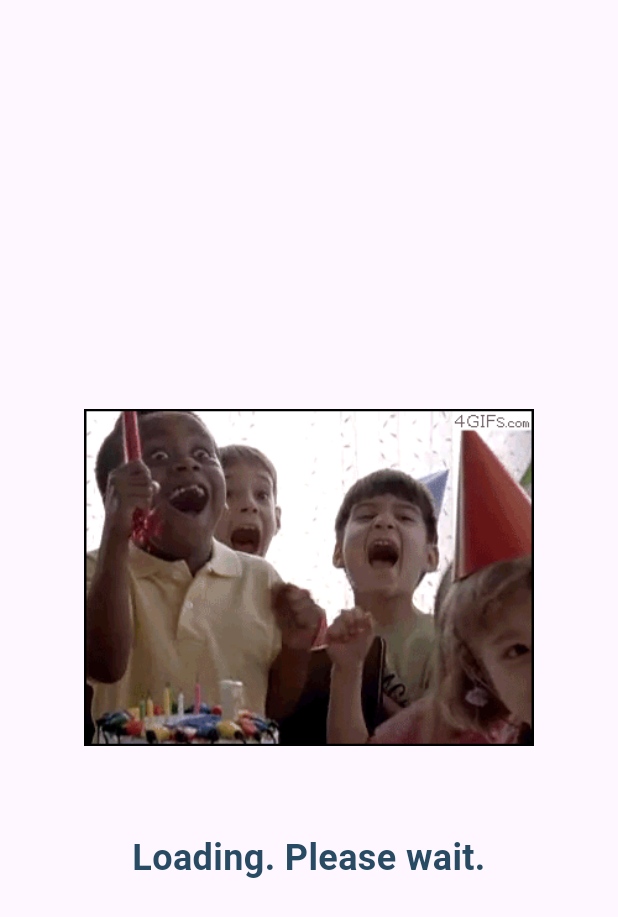
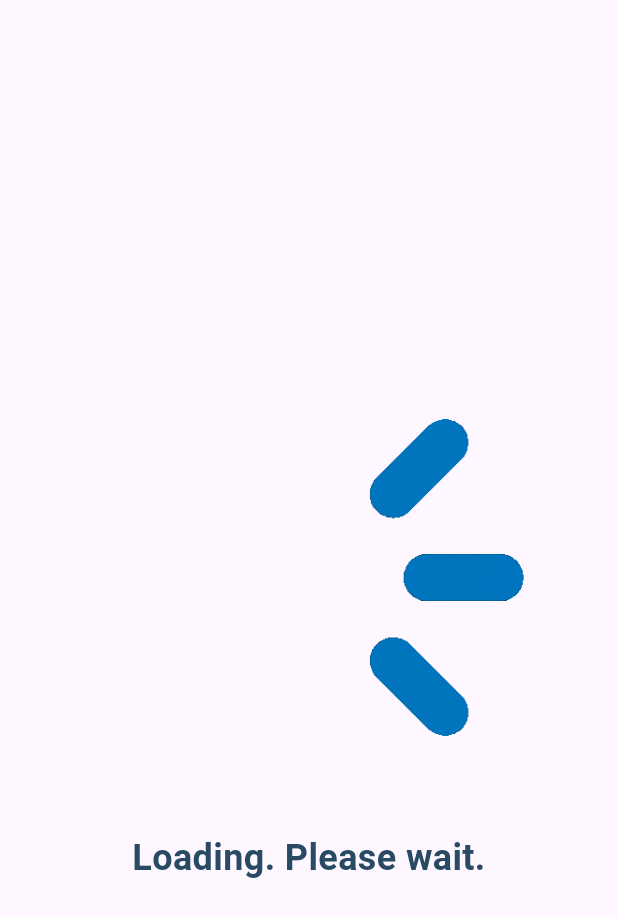
Before and after one commit to ZnerB16/BayesCrack, a Flutter app: the LoadingScreen screen opened directly, on a phone screen of 412 x 824 dp. Shown: the top 917 px of the screen. Run offline on Flutter 3.47's test engine with Material 3 defaults, Android fonts, the phone set to English and light mode, and no system bars; our stand-ins replace camera, geocoding, location, permission_handler, sqflite; missing offline and left inert: tflite_flutter; accounts and stored records are empty.

Commit message:
minor changes

```diff
--- a/lib/loading_screen.dart
+++ b/lib/loading_screen.dart
@@ -12,7 +12,7 @@ class LoadingScreen extends StatelessWidget {
           children: [
             // Image widget
             Image.asset(
-              'assets/images/tobedeleted.gif',
+              'assets/images/blue_loading.gif',
               width: 300,
               height: 300,
             ),
--- a/pubspec.yaml
+++ b/pubspec.yaml
@@ -95,7 +95,6 @@ flutter:
      - assets/images/Camera.png
      - assets/images/logout.png
      - assets/images/photo.png
-     - assets/images/tobedeleted.gif
      - assets/images/folder.png
      - assets/images/delete.png
      - assets/images/delete1.png
```
Also changed, not shown: assets/images/tobedeleted.gif (deleted), pubspec.lock.
